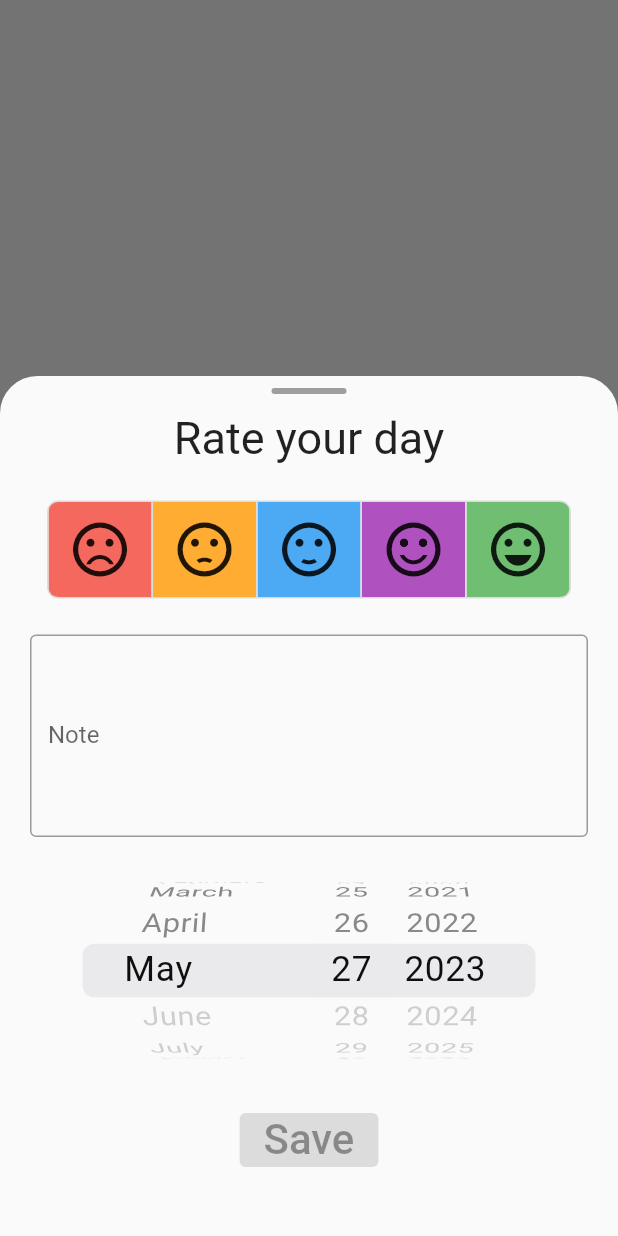
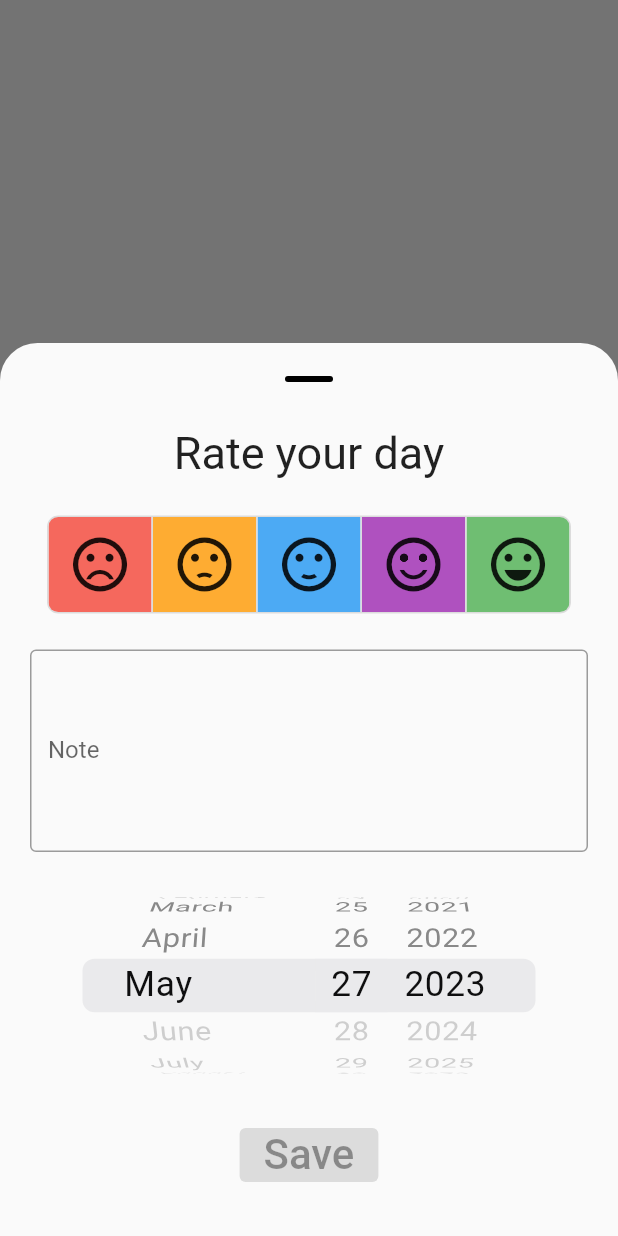
Before and after one commit to EvanSmith93/mood-memo, a Flutter app: what showRatingPopupHelper() shows on an empty page, opened directly with empty values, on a phone screen of 412 x 824 dp. Run offline on Flutter 3.47's test engine with Material 2 defaults, Android fonts, the phone set to English and light mode, and no system bars; our stand-ins replace modal_bottom_sheet, shared_preferences, syncfusion_flutter_calendar; accounts and stored records are empty.

Commit message:
partially improved the new rating bottom sheet and refactored alert code

```diff
--- a/lib/main.dart
+++ b/lib/main.dart
@@ -55,6 +55,7 @@ class _MyAppState extends State<MyApp> {
   // MAYBE NOT NEEDED : donate button
   // MAYBE NOT NEEDED : change color scheme option
   // MAYBE NOT NEEDED : fix a bug related to the theme on startup
+  // MAYBE NOT NEEDED : fix the bug related to the modal bottom sheet scrolling weird (warning: this might be a bug with flutter. Flutter issue # 24489)
 
   // TO DO : change the color scheme for the ratings
   // TO DO : clean up code (especially the new rating code)
--- a/lib/widgets/new_rating.dart
+++ b/lib/widgets/new_rating.dart
@@ -1,8 +1,6 @@
 import 'package:flutter/cupertino.dart';
 import 'package:flutter/material.dart' hide ModalBottomSheetRoute;
 import 'package:mood_log/controllers/new_rating_controller.dart';
-import 'package:mood_log/main.dart';
-import 'package:mood_log/services/db.dart';
 import 'package:mood_log/widgets/color_box.dart';
 import 'package:mood_log/models/rating.dart';
 
@@ -35,16 +33,8 @@ class _NewRatingState extends State<NewRating> {
           mainAxisAlignment: MainAxisAlignment.center,
           crossAxisAlignment: CrossAxisAlignment.center,
           children: [
-            Container(
-              width: 50,
-              height: 4,
-              decoration: const BoxDecoration(
-                color: Colors.grey,
-                borderRadius: BorderRadius.all(Radius.circular(14)),
-              ),
-            ),
             const Padding(
-              padding: EdgeInsets.all(12.0),
+              padding: EdgeInsets.only(bottom: 12),
               child: Text(
                 'Rate your day',
                 style: TextStyle(fontSize: 30),
@@ -107,42 +97,12 @@ class _NewRatingState extends State<NewRating> {
                 onPressed: widget.controller.getValue() == 0
                     ? null
                     : () async {
-                        void saveRating() async {
-                          await widget.controller.updateRating(DatabaseService().formatDate(widget.date ?? DateTime.now()));
-                          Navigator.pop(navigatorKey.currentContext!);
-                          widget.refresher(() {});
-                        }
-                        // this should go in the controller
-                        if (widget.date != widget.controller.getDate() && await DatabaseService().getRatingFromDay(
-                                widget.controller.getDate()) != null) {
-                          showDialog(
-                              context: navigatorKey.currentContext!,
-                              builder: (context) => AlertDialog(
-                                    title: const Text('Overwrite rating?'),
-                                    content: const Text(
-                                        'You have already rated this day. Are you sure you want to overwrite your previous rating?'),
-                                    actions: [
-                                      TextButton(
-                                          onPressed: () {
-                                            Navigator.pop(context);
-                                          },
-                                          child: const Text('Cancel')),
-                                      TextButton(
-                                          onPressed: () {
-                                            Navigator.pop(context);
-                                            saveRating();
-                                          },
-                                          child: const Text('Overwrite')),
-                                    ],
-                                  ));
-                        } else {
-                          saveRating();
-                        }
+                        widget.controller.showOverwriteAlert(widget.date, widget.refresher);
                       },
                 child: const Text('Save', style: TextStyle(fontSize: 28)),
               ),
             ),
-            const SizedBox(height: 20),
+            const SizedBox(height: 10),
           ]),
     );
   }
--- a/lib/widgets/new_rating_popup.dart
+++ b/lib/widgets/new_rating_popup.dart
@@ -1,4 +1,5 @@
 import 'package:flutter/material.dart';
+import 'package:modal_bottom_sheet/modal_bottom_sheet.dart';
 import 'package:mood_log/controllers/new_rating_controller.dart';
 import 'package:mood_log/main.dart';
 import 'package:mood_log/models/rating.dart';
@@ -18,19 +19,26 @@ void showRatingPopupHelper(NewRatingController controller, Function refresher, D
   showModalBottomSheet(
   shape: const RoundedRectangleBorder(
     borderRadius: BorderRadius.vertical(top: Radius.circular(25.0))),
+  enableDrag: true,
+  isDismissible: true,
   isScrollControlled: true,
-  isDismissible: true,
+  showDragHandle: true,
+  useSafeArea: true,
   context: navigatorKey.currentContext!,
   builder: (context) {
     return Padding(
       padding: EdgeInsets.only(
         bottom: MediaQuery.of(context).viewInsets.bottom,
       ),
-          child: ConstrainedBox(
-            constraints: BoxConstraints(
-              maxHeight: (MediaQuery.of(context).size.height * 0.94) - MediaQuery.of(context).viewInsets.bottom,
-            ),
+      child: GestureDetector(
+        behavior: HitTestBehavior.opaque,
+        onTap: () {
+          var focusScope = FocusScope.of(context);
+          if (!focusScope.hasPrimaryFocus) focusScope.unfocus();
+        },
         child: SingleChildScrollView(
+          controller: ModalScrollController.of(context),
+          // keyboardDismissBehavior: ScrollViewKeyboardDismissBehavior.onDrag,
           child: NewRating(
             controller: controller,
             refresher: refresher,
@@ -44,26 +52,7 @@ void showRatingPopupHelper(NewRatingController controller, Function refresher, D
   },
 ).whenComplete(() => {
   if (controller.noteController.text != (note ?? '') && controller.isComplete == false) {
-            showDialog(
-                context: navigatorKey.currentContext!,
-                builder: (context) => AlertDialog(
-                      title: const Text('Discard changes?'),
-                      content: const Text(
-                          'You have unsaved changes. Are you sure you want to discard them?'),
-                      actions: [
-                        TextButton(
-                            onPressed: () {
-                              Navigator.pop(context);
-                            },
-                            child: const Text('Discard')),
-                        TextButton(
-                            onPressed: () {
-                              Navigator.pop(context);
-                              showRatingPopupHelper(controller, refresher, date, rating, note);
-                            },
-                            child: const Text('Keep Editing')),
-                      ],
-                    ))
+      controller.showUnsavedAlert(refresher, date, rating, note)
     }
 });
 }
```
Also changed, not shown: lib/controllers/detail_page_controller.dart (+30 -0 lines), lib/controllers/new_rating_controller.dart (+60 -0 lines), lib/screens/detail_page.dart (+14 -39 lines). Lines whose indentation alone changed are shown as unchanged.
